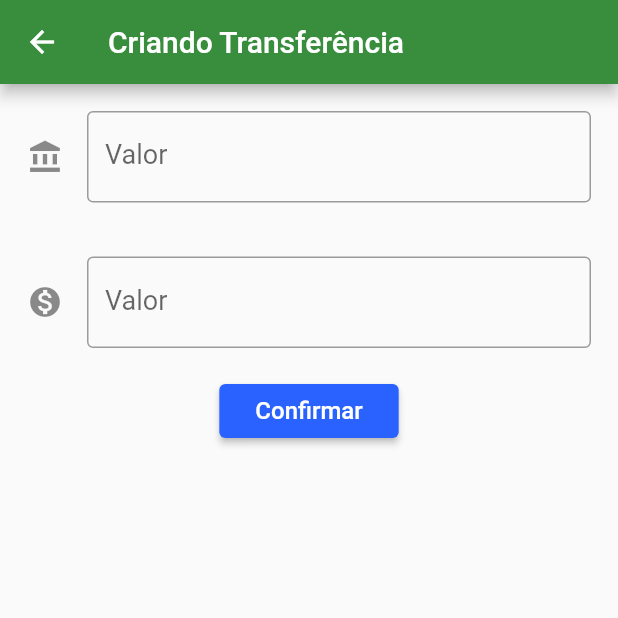
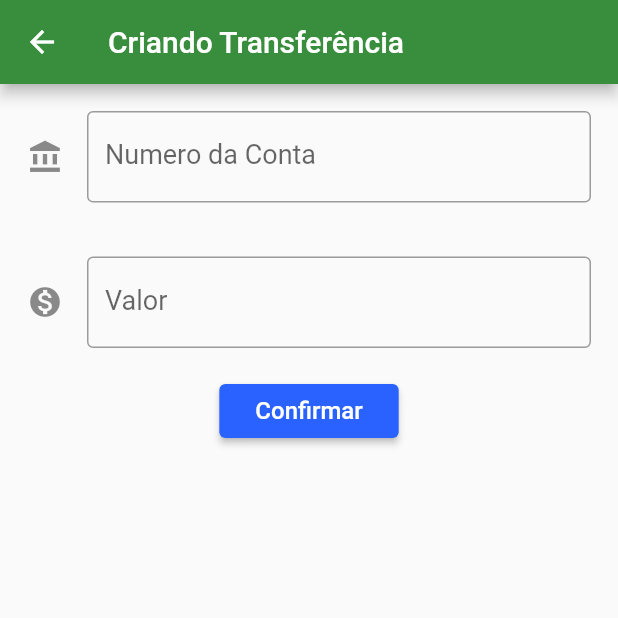
Before and after one commit to samuelpc007/mobFlutter, a Flutter app: the FormularioTransferencia screen opened directly, on a phone screen of 412 x 824 dp, the top half of it. Run offline on Flutter 3.47's test engine with Material 2 defaults, Android fonts, the phone set to English and light mode, and no system bars.

Commit message:
ajuste formulario

```diff
--- a/lib/screens/transferencia/formulario.dart
+++ b/lib/screens/transferencia/formulario.dart
@@ -9,8 +9,8 @@ const _textBotaoConfirmar = "Confirmar";
 const _rotuloCampoValor = "Valor";
 const _dicaCampovalor = "0.00";
 
-const _rotuloCampoNumeroConta = "Valor";
-const _dicaCampoNumeroConta = "0.00";
+const _rotuloCampoNumeroConta = "Numero da Conta";
+const _dicaCampoNumeroConta = "0000";
 
 
 
```
